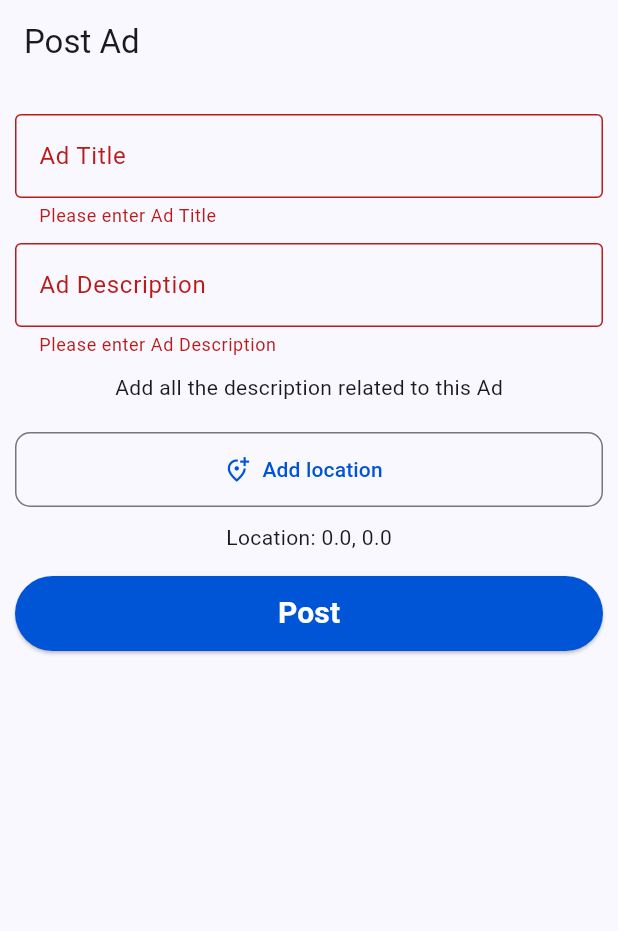
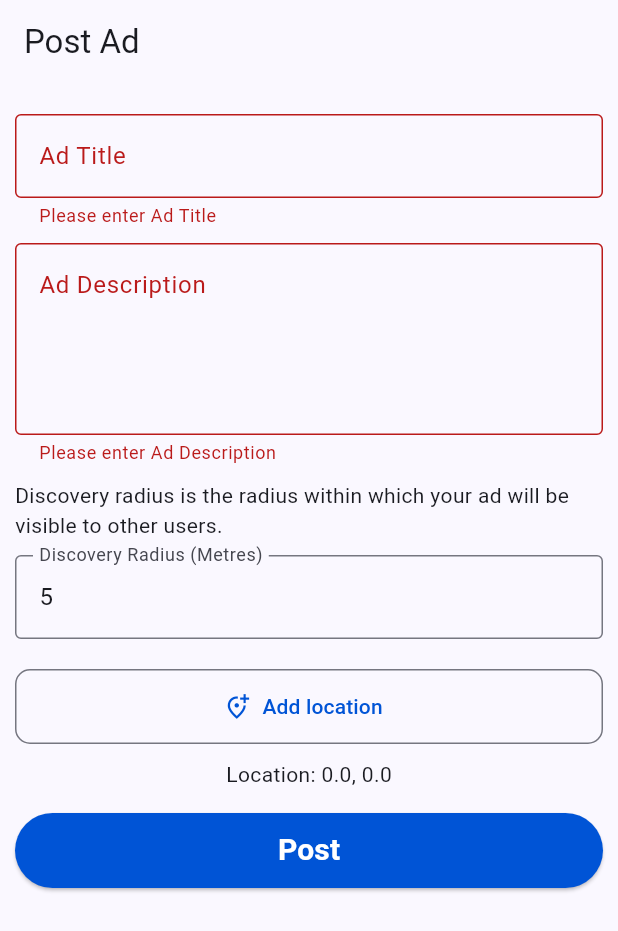
Before and after one commit to kariuki-joseph/advantage, a Flutter app: the PostAdTab screen opened directly, after a tap on "Post", on a phone screen of 412 x 824 dp. Shown: the top 931 px of the screen. Run offline on Flutter 3.47's test engine with Material 3 defaults, Android fonts, the phone set to English and light mode, and no system bars; our stand-ins replace cloud_firestore, firebase_core, fluttertoast, geolocator, get, permission_handler and 2 more; accounts and stored records are empty.

Commit message:
add discovery radius in UI and backend

```diff
--- a/lib/screens/home/controller/post_ad_controller.dart
+++ b/lib/screens/home/controller/post_ad_controller.dart
@@ -13,6 +13,8 @@ class PostAdController extends GetxController {
   final FirebaseFirestore _firestore = FirebaseFirestore.instance;
   final TextEditingController titleController = TextEditingController();
   final TextEditingController descriptionController = TextEditingController();
+  final TextEditingController discoveryRadiusController =
+      TextEditingController();
   final HomePageController homePageController = Get.find();
   final isLoading = false.obs;
   final isLocationLoading = false.obs;
@@ -26,9 +28,16 @@ class PostAdController extends GetxController {
   final UserModel loggedInUser = Get.put(UserModel());
 
   @override
+  void onInit() {
+    discoveryRadiusController.text = "5";
+    super.onInit();
+  }
+
+  @override
   void onClose() {
     titleController.dispose();
     descriptionController.dispose();
+    discoveryRadiusController.dispose();
     super.onClose();
   }
 
@@ -71,6 +80,7 @@ class PostAdController extends GetxController {
         lat: lat.value,
         lng: lng.value,
         createdAt: DateTime.now(),
+        discoveryRadius: double.parse(discoveryRadiusController.text),
         userId: loggedInUser.id == "" ? "123" : loggedInUser.id,
         userName:
             loggedInUser.username == "" ? "Test User" : loggedInUser.username,
--- a/lib/screens/home/tabs/post_ad_tab.dart
+++ b/lib/screens/home/tabs/post_ad_tab.dart
@@ -45,9 +45,12 @@ class PostAdTab extends StatelessWidget {
                     decoration: const InputDecoration(
                       labelText: "Ad Description",
                       hintText: "Enter Ad Description",
+                      alignLabelWithHint: true,
                       border: OutlineInputBorder(),
                     ),
+                    textAlign: TextAlign.start,
                     keyboardType: TextInputType.multiline,
+                    maxLines: 4,
                     controller: controller.descriptionController,
                     validator: (value) {
                       if (value == null || value.isEmpty) {
@@ -57,7 +60,24 @@ class PostAdTab extends StatelessWidget {
                     },
                   ),
                   const SizedBox(height: 10),
-                  const Text("Add all the description related to this Ad"),
+                  const Text(
+                      "Discovery radius is the radius within which your ad will be visible to other users."),
+                  const SizedBox(height: 10),
+                  TextFormField(
+                    decoration: const InputDecoration(
+                      labelText: "Discovery Radius (Metres)",
+                      hintText: "Discovery Radius (Metres)",
+                      border: OutlineInputBorder(),
+                    ),
+                    keyboardType: TextInputType.number,
+                    controller: controller.discoveryRadiusController,
+                    validator: (value) {
+                      if (value == null || value.isEmpty) {
+                        return "Please enter discovery radius";
+                      }
+                      return null;
+                    },
+                  ),
                   const SizedBox(height: 20),
                   Obx(
                     () => OutlinedButton.icon(
```
